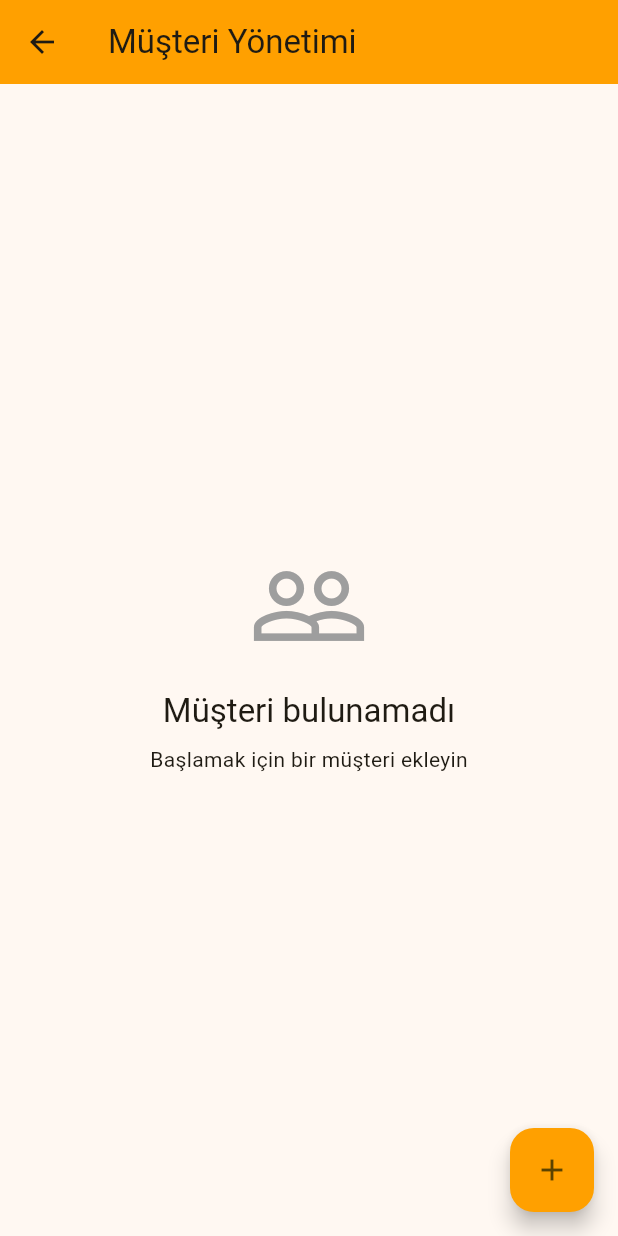
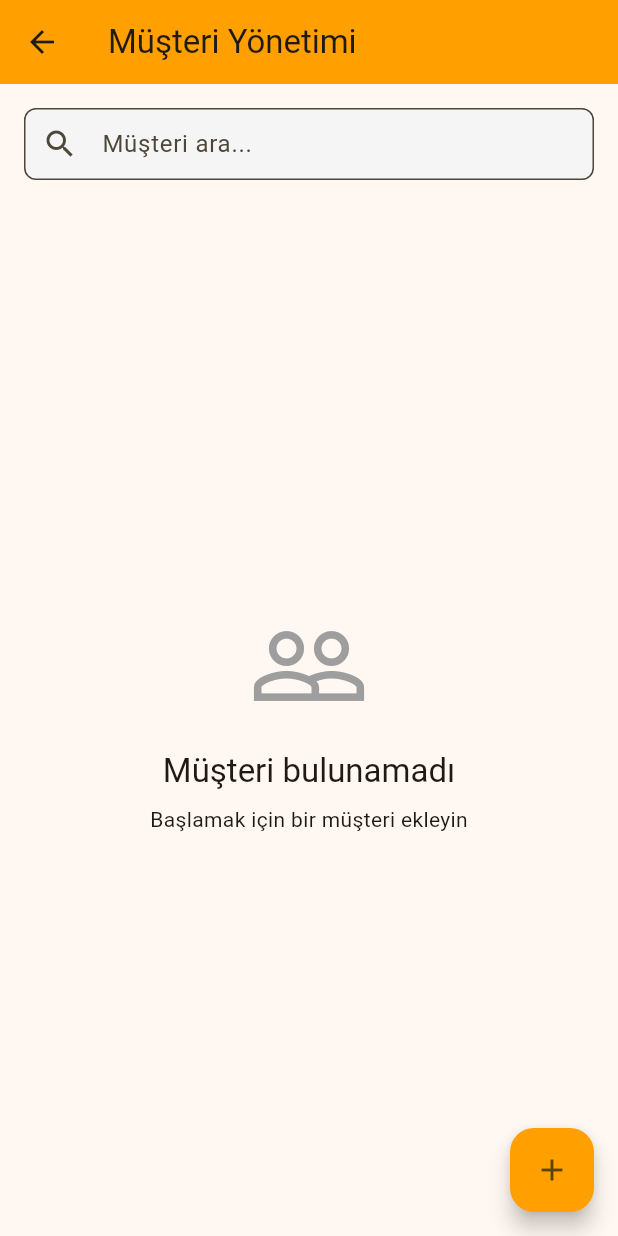
Before and after one commit to MohammedAlhawamdeh/flour-app, a Flutter app: the CustomersScreen screen opened by its route, on a phone screen of 412 x 824 dp. Run offline on Flutter 3.47's test engine with Material 3 defaults, Android fonts, the phone set to English and light mode, and no system bars; our stand-ins replace fl_chart, shared_preferences, sqflite, sqflite_common_ffi, sqlite3_flutter_libs; accounts and stored records are empty.

Commit message:
adding search

```diff
--- a/flour_tracker/lib/screens/customers_screen.dart
+++ b/flour_tracker/lib/screens/customers_screen.dart
@@ -15,12 +15,36 @@ class CustomersScreen extends StatefulWidget {
 class _CustomersScreenState extends State<CustomersScreen> {
   final DatabaseService _databaseService = DatabaseService();
   List<Customer> _customers = [];
+  List<Customer> _filteredCustomers = [];
   bool _isLoading = true;
+  TextEditingController _searchController = TextEditingController();
 
   @override
   void initState() {
     super.initState();
     _loadCustomers();
+    _searchController.addListener(_filterCustomers);
+  }
+
+  @override
+  void dispose() {
+    _searchController.removeListener(_filterCustomers);
+    _searchController.dispose();
+    super.dispose();
+  }
+
+  void _filterCustomers() {
+    final query = _searchController.text.toLowerCase();
+    setState(() {
+      if (query.isEmpty) {
+        _filteredCustomers = _customers;
+      } else {
+        _filteredCustomers = _customers.where((customer) {
+          final fullName = customer.fullName.toLowerCase();
+          return fullName.contains(query);
+        }).toList();
+      }
+    });
   }
 
   Future<void> _loadCustomers() async {
@@ -32,6 +56,7 @@ class _CustomersScreenState extends State<CustomersScreen> {
       final customers = await _databaseService.getCustomers();
       setState(() {
         _customers = customers;
+        _filteredCustomers = customers;
       });
     } catch (e) {
       if (mounted) {
@@ -53,10 +78,53 @@ class _CustomersScreenState extends State<CustomersScreen> {
         title: const Text('Müşteri Yönetimi'),
         backgroundColor: Colors.amber.shade700,
       ),
-      body:
-          _isLoading
+      body: Column(
+        children: [
+          // Search bar
+          Padding(
+            padding: const EdgeInsets.all(16.0),
+            child: TextField(
+              controller: _searchController,
+              decoration: InputDecoration(
+                hintText: 'Müşteri ara...',
+                prefixIcon: const Icon(Icons.search),
+                border: OutlineInputBorder(
+                  borderRadius: BorderRadius.circular(8),
+                ),
+                contentPadding: const EdgeInsets.symmetric(vertical: 12, horizontal: 16),
+                filled: true,
+                fillColor: Colors.grey.shade100,
+                suffixIcon: _searchController.text.isNotEmpty
+                    ? IconButton(
+                        icon: const Icon(Icons.clear),
+                        onPressed: () {
+                          _searchController.clear();
+                        },
+                      )
+                    : null,
+              ),
+            ),
+          ),
+          // Results count
+          if (!_isLoading && _searchController.text.isNotEmpty)
+            Padding(
+              padding: const EdgeInsets.only(bottom: 8.0, left: 16.0, right: 16.0),
+              child: Align(
+                alignment: Alignment.centerLeft,
+                child: Text(
+                  '${_filteredCustomers.length} sonuç bulundu',
+                  style: TextStyle(
+                    color: Colors.grey.shade700,
+                    fontStyle: FontStyle.italic,
+                  ),
+                ),
+              ),
+            ),
+          // List of customers
+          Expanded(
+            child: _isLoading
                 ? const Center(child: CircularProgressIndicator())
-              : _customers.isEmpty
+                : _filteredCustomers.isEmpty
                     ? Center(
                         child: Column(
                           mainAxisAlignment: MainAxisAlignment.center,
@@ -68,12 +136,16 @@ class _CustomersScreenState extends State<CustomersScreen> {
                             ),
                             const SizedBox(height: 16),
                             Text(
-                      'Müşteri bulunamadı',
+                              _searchController.text.isNotEmpty
+                                  ? 'Aranan müşteri bulunamadı'
+                                  : 'Müşteri bulunamadı',
                               style: Theme.of(context).textTheme.titleLarge,
                             ),
                             const SizedBox(height: 8),
                             Text(
-                      'Başlamak için bir müşteri ekleyin',
+                              _searchController.text.isNotEmpty
+                                  ? 'Farklı bir arama terimi deneyin'
+                                  : 'Başlamak için bir müşteri ekleyin',
                               style: Theme.of(context).textTheme.bodyMedium,
                             ),
                           ],
@@ -81,9 +153,9 @@ class _CustomersScreenState extends State<CustomersScreen> {
                       )
                     : ListView.builder(
                         padding: const EdgeInsets.all(16),
-                itemCount: _customers.length,
+                        itemCount: _filteredCustomers.length,
                         itemBuilder: (context, index) {
-                  final customer = _customers[index];
+                          final customer = _filteredCustomers[index];
                           return Card(
                             margin: const EdgeInsets.only(bottom: 16),
                             child: Padding(
@@ -171,6 +243,9 @@ class _CustomersScreenState extends State<CustomersScreen> {
                             ),
                           );
                         },
+                      ),
+          ),
+        ],
       ),
       floatingActionButton: FloatingActionButton(
         onPressed: () => _showCustomerForm(),
```
Lines whose indentation alone changed are shown as unchanged.
